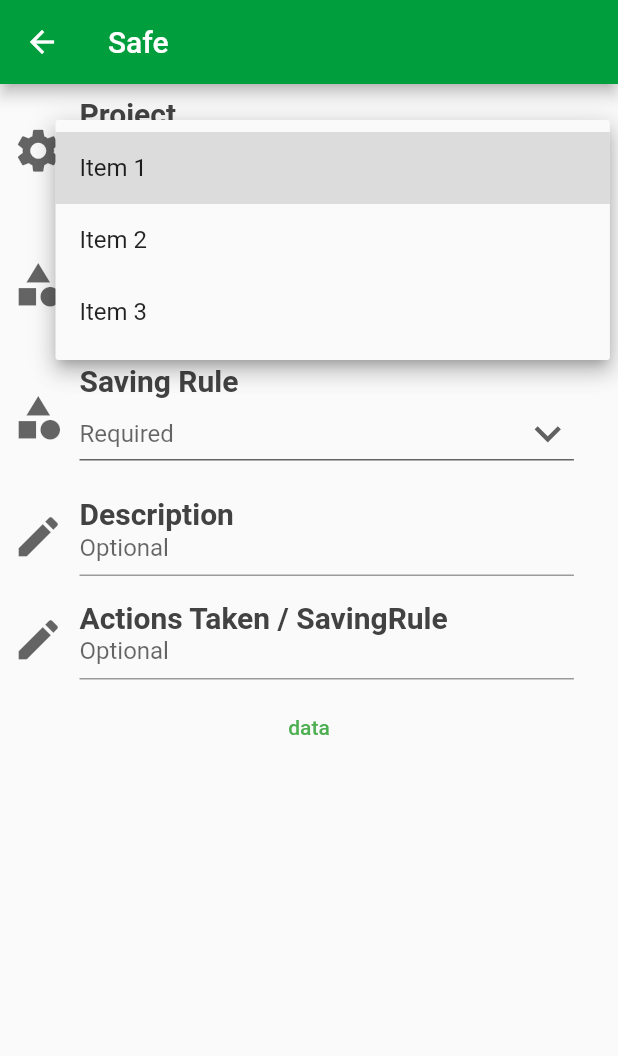
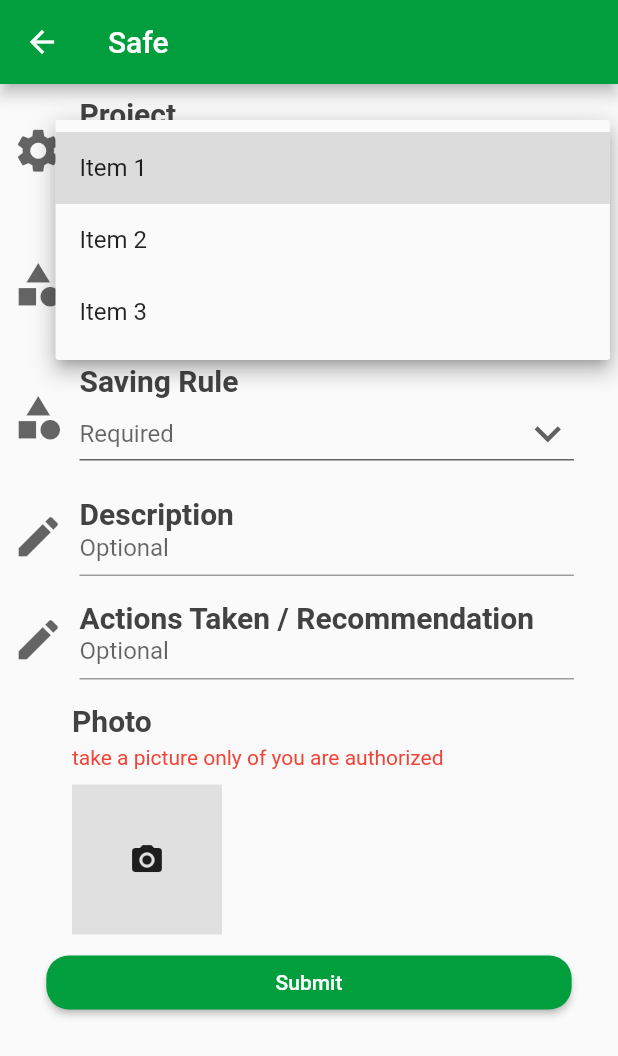
Before and after one commit to divyang-mobio/room_demo_wts, a Flutter app: the SafeScreen screen opened by its route, after a tap on "Optional", on a phone screen of 412 x 824 dp. Shown: the top 1056 px of the screen. Run offline on Flutter 3.47's test engine with Material 2 defaults, Android fonts, the phone set to English and light mode, and no system bars; our stand-ins replace bloc, flutter_bloc, image_picker, sqflite; accounts and stored records are empty.

```diff
--- a/lib/controller/category_bloc/category_bloc.dart
+++ b/lib/controller/category_bloc/category_bloc.dart
@@ -11,8 +11,10 @@ class CategoryBloc extends Bloc<CategoryEvent, CategoryState> {
     on<GetCategory>((event, emit) async {
       emit(CategoryLoading());
       await Future.delayed(const Duration(seconds: 1));
-      emit(
-          CategoryLoaded(data: listName(event.item), productValue: event.item));
+      emit(CategoryLoaded(
+          data: listName(event.item),
+          productValue: event.item,
+          dropDownValue: event.dropDownValue));
     });
   }
 }
--- a/lib/controller/category_bloc/category_event.dart
+++ b/lib/controller/category_bloc/category_event.dart
@@ -4,6 +4,7 @@ abstract class CategoryEvent {}
 
 class GetCategory extends CategoryEvent {
   String item;
+  String? dropDownValue;
 
-  GetCategory({required this.item});
+  GetCategory({required this.item, this.dropDownValue});
 }
--- a/lib/controller/category_bloc/category_state.dart
+++ b/lib/controller/category_bloc/category_state.dart
@@ -7,8 +7,9 @@ class CategoryInitial extends CategoryState {}
 class CategoryLoaded extends CategoryState {
   List<String> data;
   String productValue;
+  String? dropDownValue;
 
-  CategoryLoaded({required this.data, required this.productValue});
+  CategoryLoaded({required this.data, required this.productValue, this.dropDownValue});
 }
 
 class CategoryLoading extends CategoryState {}
--- /dev/null
+++ b/lib/controller/safe_screen_bloc/safe_screen_bloc.dart
@@ -0,0 +1,23 @@
+import 'package:bloc/bloc.dart';
+
+import '../../models/safe_model.dart';
+import '../../utils/database.dart';
+
+part 'safe_screen_event.dart';
+
+part 'safe_screen_state.dart';
+
+class SafeScreenBloc extends Bloc<SafeScreenEvent, SafeScreenState> {
+  SafeScreenBloc() : super(SafeScreenInitial()) {
+    on<IsDataIsThere>((event, emit) async {
+      List<SafeModel> data = await DatabaseHelper.instance.getData();
+      if (data.isNotEmpty) {
+        print("have Data");
+        emit(SafeScreenWithData(safeModel: data[0]));
+      } else {
+        print("have no Data");
+        emit(SafeScreenWithOutData());
+      }
+    });
+  }
+}
--- /dev/null
+++ b/lib/controller/safe_screen_bloc/safe_screen_event.dart
@@ -0,0 +1,5 @@
+part of 'safe_screen_bloc.dart';
+
+abstract class SafeScreenEvent {}
+
+class IsDataIsThere extends SafeScreenEvent {}
--- /dev/null
+++ b/lib/controller/safe_screen_bloc/safe_screen_state.dart
@@ -0,0 +1,13 @@
+part of 'safe_screen_bloc.dart';
+
+abstract class SafeScreenState {}
+
+class SafeScreenInitial extends SafeScreenState {}
+
+class SafeScreenWithData extends SafeScreenState {
+  SafeModel safeModel;
+
+  SafeScreenWithData({required this.safeModel});
+}
+
+class SafeScreenWithOutData extends SafeScreenState {}
--- a/lib/controller/saving_rule_bloc/saving_rule_bloc.dart
+++ b/lib/controller/saving_rule_bloc/saving_rule_bloc.dart
@@ -6,14 +6,15 @@ part 'saving_rule_event.dart';
 
 part 'saving_rule_state.dart';
 
-class SavingRuleBloc
-    extends Bloc<SavingRuleEvent, SavingRuleState> {
+class SavingRuleBloc extends Bloc<SavingRuleEvent, SavingRuleState> {
   SavingRuleBloc() : super(SavingRuleInitial()) {
     on<GetSavingRule>((event, emit) async {
       emit(SavingRuleLoading());
       await Future.delayed(const Duration(seconds: 1));
       emit(SavingRuleLoaded(
-          data: listNames(event.item), categoryValue: event.item));
+          data: listNames(event.item),
+          categoryValue: event.item,
+          dropDownValue: event.dropDownValue));
     });
 
     on<CategoryChange>((event, emit) async {
--- a/lib/controller/saving_rule_bloc/saving_rule_event.dart
+++ b/lib/controller/saving_rule_bloc/saving_rule_event.dart
@@ -4,8 +4,9 @@ abstract class SavingRuleEvent {}
 
 class GetSavingRule extends SavingRuleEvent {
   String item;
+  String? dropDownValue;
 
-  GetSavingRule({required this.item});
+  GetSavingRule({required this.item, this.dropDownValue});
 }
 
 class CategoryChange extends SavingRuleEvent {}
--- a/lib/controller/saving_rule_bloc/saving_rule_state.dart
+++ b/lib/controller/saving_rule_bloc/saving_rule_state.dart
@@ -7,8 +7,10 @@ class SavingRuleInitial extends SavingRuleState {}
 class SavingRuleLoaded extends SavingRuleState {
   List<String> data;
   String categoryValue;
+  String? dropDownValue;
 
-  SavingRuleLoaded({required this.data, required this.categoryValue});
+  SavingRuleLoaded(
+      {required this.data, required this.categoryValue, this.dropDownValue});
 }
 
 class SavingRuleLoading extends SavingRuleState {}
--- a/lib/main.dart
+++ b/lib/main.dart
@@ -4,6 +4,7 @@ import 'package:room_demo_wts/controller/category_bloc/category_bloc.dart';
 import 'package:room_demo_wts/screens/safe_screen.dart';
 
 import 'controller/get_saving_rule_data_bloc/get_saving_rule_data_bloc.dart';
+import 'controller/safe_screen_bloc/safe_screen_bloc.dart';
 import 'controller/saving_rule_bloc/saving_rule_bloc.dart';
 
 void main() => runApp(const MyApp());
@@ -71,6 +72,9 @@ class RouteGenerator {
                         create: (context) => SavingRuleBloc()),
                     BlocProvider<GetSavingRuleDataBloc>(
                         create: (context) => GetSavingRuleDataBloc()),
+                    BlocProvider<SafeScreenBloc>(
+                        create: (context) =>
+                            SafeScreenBloc()..add(IsDataIsThere())),
                   ],
                   child: const SafeScreen(),
                 ));
--- /dev/null
+++ b/lib/models/safe_model.dart
@@ -0,0 +1,35 @@
+class SafeModel {
+  int? id;
+  String project, category, rule, recommendation, description, image;
+
+  SafeModel(
+      {this.id,
+      required this.project,
+      required this.category,
+      required this.image,
+      required this.rule,
+      required this.recommendation,
+      required this.description});
+
+  factory SafeModel.fromJson(Map<String, dynamic> json) => SafeModel(
+        id: json['id'],
+        project: json['project'],
+        category: json['category'],
+        rule: json['rule'],
+        recommendation: json['recommendation'],
+        description: json['description'],
+        image: json['image'],
+      );
+
+  Map<String, dynamic> toJson() {
+    return {
+      'id': id,
+      'project': project,
+      'category': category,
+      'rule': rule,
+      'recommendation': recommendation,
+      'description': description,
+      'image': image
+    };
+  }
+}
--- a/lib/screens/safe_screen.dart
+++ b/lib/screens/safe_screen.dart
@@ -1,10 +1,15 @@
+import 'dart:convert';
+
 import 'package:flutter/material.dart';
 import 'package:flutter_bloc/flutter_bloc.dart';
+import 'package:image_picker/image_picker.dart';
 import 'package:room_demo_wts/controller/category_bloc/category_bloc.dart';
+import 'package:room_demo_wts/models/safe_model.dart';
 import 'package:room_demo_wts/resources/list_resources.dart';
-
 import '../controller/get_saving_rule_data_bloc/get_saving_rule_data_bloc.dart';
+import '../controller/safe_screen_bloc/safe_screen_bloc.dart';
 import '../controller/saving_rule_bloc/saving_rule_bloc.dart';
+import '../utils/database.dart';
 
 class SafeScreen extends StatefulWidget {
   const SafeScreen({Key? key}) : super(key: key);
@@ -14,32 +19,30 @@ class SafeScreen extends StatefulWidget {
 }
 
 class _SafeScreenState extends State<SafeScreen> {
-  String? productValue, categoryValue, savingRuleValue;
+  String? productValue, categoryValue, savingRuleValue, image;
   final TextEditingController _descriptionController = TextEditingController();
   final TextEditingController _actionsController = TextEditingController();
 
   @override
-  Widget build(BuildContext context) {
-    return Scaffold(
-        appBar: AppBar(
-            title: const Text('Safe'),
-            backgroundColor: const Color.fromARGB(255, 0, 158, 61)),
-        body: BlocListener<GetSavingRuleDataBloc, GetSavingRuleDataState>(
-          listener: (context, state) {
-            if (state is GetSavingRuleDataLoaded) {
-              savingRuleValue = state.value;
+  void initState() {
+    getData();
+    super.initState();
   }
-            if (state is GetSavingRuleDataInitial) {
-              savingRuleValue = null;
+
+  getData() async {
+    print(await DatabaseHelper.instance.getData());
   }
-          },
-          child: SingleChildScrollView(
+
+  formData(
+      {String? dropDownValueOfProduct, required bool isWithData, int? id}) {
+    return SingleChildScrollView(
       child: Column(
         children: [
           SafeFieldComponent(
               title: 'Project',
               iconData: Icons.settings,
               item: productList,
+              dropDownValue: dropDownValueOfProduct,
               hintText: 'Optional',
               isDropDown: true),
           BlocConsumer<CategoryBloc, CategoryState>(
@@ -55,6 +58,7 @@ class _SafeScreenState extends State<SafeScreen> {
                 return SafeFieldComponent(
                     title: 'Category',
                     item: state.data,
+                    dropDownValue: state.dropDownValue,
                     iconData: Icons.category,
                     hintText: 'Required',
                     isDropDown: true);
@@ -83,6 +87,7 @@ class _SafeScreenState extends State<SafeScreen> {
                 return SafeFieldComponent(
                     title: 'Saving Rule',
                     item: state.data,
+                    dropDownValue: state.dropDownValue,
                     iconData: Icons.category,
                     hintText: 'Required',
                     isDropDown: true);
@@ -105,22 +110,145 @@ class _SafeScreenState extends State<SafeScreen> {
               hintText: 'Optional',
               isDropDown: false),
           SafeFieldComponent(
-                    title: 'Actions Taken / SavingRule',
+              title: 'Actions Taken / Recommendation',
               iconData: Icons.edit,
               onChange: _actionsController,
               hintText: 'Optional',
               isDropDown: false),
-                TextButton(
+          Padding(
+            padding: const EdgeInsets.all(8.0),
+            child:
+                Row(crossAxisAlignment: CrossAxisAlignment.center, children: [
+              const SizedBox(width: 40),
+              Column(
+                  crossAxisAlignment: CrossAxisAlignment.start,
+                  mainAxisSize: MainAxisSize.min,
+                  children: [
+                    Text(
+                      'Photo',
+                      style: Theme.of(context).textTheme.headline6?.copyWith(
+                          fontWeight: FontWeight.bold,
+                          color: Colors.grey.shade800),
+                    ),
+                    const SizedBox(height: 5),
+                    const Text(
+                      'take a picture only of you are authorized',
+                      style: TextStyle(color: Colors.red),
+                    ),
+                    const SizedBox(height: 10),
+                    GestureDetector(
+                      onTap: () async {
+                        final ImagePicker _picker = ImagePicker();
+
+                        final XFile? photo =
+                            await _picker.pickImage(source: ImageSource.camera);
+                        if (photo != null) {
+                          image = base64Encode(await photo.readAsBytes());
+                          setState(() {});
+                        }
+                      },
+                      child: Container(
+                        height: 100,
+                        width: 100,
+                        color: Colors.grey.shade300,
+                        child: (image != null)
+                            ? Image.memory(base64Decode(image!),
+                                fit: BoxFit.fill)
+                            : const Icon(Icons.camera_alt),
+                      ),
+                    ),
+                  ]),
+            ]),
+          ),
+          SizedBox(
+            width: MediaQuery.of(context).size.width * .85,
+            child: MaterialButton(
+                shape: RoundedRectangleBorder(
+                    borderRadius: BorderRadius.circular(15)),
+                textColor: Colors.white,
+                color: const Color.fromARGB(255, 0, 158, 61),
                 onPressed: () {
-                      print(productValue);
-                      print(categoryValue);
-                      print(savingRuleValue);
-                      print(_descriptionController.text);
-                      print(_actionsController.text);
+                  if (productValue != null &&
+                      categoryValue != null &&
+                      savingRuleValue != null &&
+                      image != null &&
+                      _descriptionController.text != '' &&
+                      _actionsController.text != '') {
+                    if (isWithData) {
+                      DatabaseHelper.instance.update(SafeModel(
+                          id: id,
+                          project: productValue ?? "",
+                          category: categoryValue ?? "",
+                          rule: savingRuleValue ?? "",
+                          image: image ?? "",
+                          recommendation: _actionsController.text,
+                          description: _descriptionController.text));
+                      ScaffoldMessenger.of(context).showSnackBar(
+                          const SnackBar(content: Text('data Updated')));
+                    } else {
+                      DatabaseHelper.instance.add(SafeModel(
+                          project: productValue ?? "",
+                          category: categoryValue ?? "",
+                          rule: savingRuleValue ?? "",
+                          image: image ?? "",
+                          recommendation: _actionsController.text,
+                          description: _descriptionController.text));
+                      ScaffoldMessenger.of(context).showSnackBar(
+                          const SnackBar(content: Text('data Saved')));
+                    }
+                  }
                 },
-                    child: const Text("data"))
+                child: Text(isWithData ? 'Update' : "Submit")),
+          )
         ],
       ),
+    );
+  }
+
+  @override
+  Widget build(BuildContext context) {
+    return Scaffold(
+        appBar: AppBar(
+            title: const Text('Safe'),
+            backgroundColor: const Color.fromARGB(255, 0, 158, 61)),
+        body: BlocListener<GetSavingRuleDataBloc, GetSavingRuleDataState>(
+          listener: (context, state) {
+            if (state is GetSavingRuleDataLoaded) {
+              savingRuleValue = state.value;
+            }
+            if (state is GetSavingRuleDataInitial) {
+              savingRuleValue = null;
+            }
+          },
+          child: BlocConsumer<SafeScreenBloc, SafeScreenState>(
+            listener: (context, state) {
+              if (state is SafeScreenWithData) {
+                productValue = state.safeModel.project;
+                categoryValue = state.safeModel.category;
+                savingRuleValue = state.safeModel.rule;
+                image = state.safeModel.image;
+                _descriptionController.text = state.safeModel.description;
+                _actionsController.text = state.safeModel.recommendation;
+                BlocProvider.of<CategoryBloc>(context).add(GetCategory(
+                    item: state.safeModel.project,
+                    dropDownValue: state.safeModel.category));
+                BlocProvider.of<SavingRuleBloc>(context).add(GetSavingRule(
+                    item: state.safeModel.category,
+                    dropDownValue: state.safeModel.rule));
+              }
+            },
+            builder: (context, state) {
+              if (state is SafeScreenWithOutData) {
+                return formData(isWithData: false);
+              } else if (state is SafeScreenWithData) {
+                return formData(
+                    id: state.safeModel.id,
+                    isWithData: true,
+                    dropDownValueOfProduct: state.safeModel.project);
+              } else {
+                return const CircularProgressIndicator.adaptive();
+              }
+            },
           ),
         ));
   }
@@ -133,11 +261,13 @@ class SafeFieldComponent extends StatefulWidget {
       required this.hintText,
       this.onChange,
       this.item,
+      this.dropDownValue,
       required this.isDropDown,
       required this.iconData})
       : super(key: key);
 
   final String title, hintText;
+  final String? dropDownValue;
   final TextEditingController? onChange;
   final IconData iconData;
   final List<String>? item;
@@ -170,6 +300,7 @@ class _SafeFieldComponentState extends State<SafeFieldComponent> {
                       hintText: widget.hintText,
                       title: widget.title,
                       onChange: widget.onChange,
+                      dropDownValue: widget.dropDownValue,
                     )
                   : TextFieldClass(
                       hintText: widget.hintText,
@@ -210,14 +341,15 @@ class DropDown extends StatefulWidget {
       {Key? key,
       required this.hintText,
       this.onChange,
+      this.dropDownValue,
       required this.title,
       required this.item})
       : super(key: key);
 
   final TextEditingController? onChange;
-  final String hintText;
+  final String hintText, title;
+  final String? dropDownValue;
   final List<String> item;
-  final String title;
 
   @override
   State<DropDown> createState() => _DropDownState();
@@ -225,6 +357,12 @@ class DropDown extends StatefulWidget {
 
 class _DropDownState extends State<DropDown> {
   String? dropDownValue;
+
+  @override
+  void initState() {
+    super.initState();
+    dropDownValue = widget.dropDownValue;
+  }
 
   @override
   Widget build(BuildContext context) {
--- /dev/null
+++ b/lib/utils/database.dart
@@ -0,0 +1,62 @@
+import 'dart:io';
+import 'package:path/path.dart';
+import 'package:path_provider/path_provider.dart';
+import 'package:sqflite/sqflite.dart';
+
+import '../models/safe_model.dart';
+
+class DatabaseHelper {
+  DatabaseHelper._privateConstructor();
+
+  static final DatabaseHelper instance = DatabaseHelper._privateConstructor();
+
+  static Database? _database;
+
+  Future<Database> get database async => _database ??= await _init();
+
+  Future<Database> _init() async {
+    Directory documentsDirectory = await getApplicationDocumentsDirectory();
+    String path = join(documentsDirectory.path, "safe.db");
+    return await openDatabase(path, version: 1, onCreate: _onCreate);
+  }
+
+  Future _onCreate(Database db, int version) async {
+    await db.execute('''
+  CREATE TABLE SAFE(
+    id INTEGER PRIMARY KEY AUTOINCREMENT,
+    project TEXT,
+    category TEXT,
+    rule TEXT,
+    recommendation TEXT,
+    description TEXT,
+    image Text
+  )
+  ''');
+  }
+
+  Future<int> add(SafeModel data) async {
+    Database db = await instance.database;
+    return await db.insert('SAFE', data.toJson());
+  }
+
+  Future<List<SafeModel>> getData() async {
+    Database db = await instance.database;
+    var data = await db.query('SAFE');
+    List<SafeModel> dataList =
+        data.isNotEmpty ? data.map((c) => SafeModel.fromJson(c)).toList() : [];
+    return dataList;
+  }
+
+  Future<int> update(SafeModel data) async {
+    Database db = await instance.database;
+    int i = await db
+        .update('SAFE', data.toJson(), where: "id = ?", whereArgs: [data.id]);
+    print(i);
+    return i;
+  }
+
+  Future<int> delete(int id) async {
+    Database db = await instance.database;
+    return await db.delete('SAFE', where: "id = ?", whereArgs: [id]);
+  }
+}
--- a/pubspec.yaml
+++ b/pubspec.yaml
@@ -38,6 +38,9 @@ dependencies:
   cupertino_icons: ^1.0.2
   bloc: ^8.1.0
   flutter_bloc: ^8.1.1
+  sqflite: ^2.2.0+3
+  path_provider: ^2.0.11
+  image_picker: ^0.8.6
 
 dev_dependencies:
   flutter_test:
```
Also changed, not shown: pubspec.lock. Lines whose indentation alone changed are shown as unchanged.
